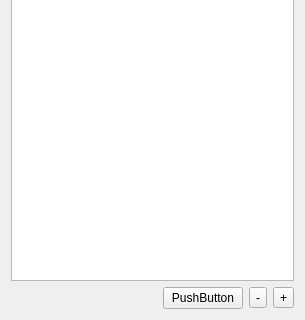
Old version of the form src/contactlist.ui in the repository ZestyMeta/qontacts; both pictures show x 0 to 305 and y 145 to 465 of the 305 by 465 pixel window.
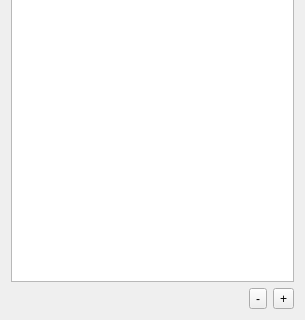
New version of the form.

Diff of the .ui file:
```diff
--- a/src/contactlist.ui
+++ b/src/contactlist.ui
@@ -67,13 +67,6 @@
        </property>
       </spacer>
      </item>
-     <item>
-      <widget class="QPushButton" name="pushButton">
-       <property name="text">
-        <string>PushButton</string>
-       </property>
-      </widget>
-     </item>
      <item>
       <widget class="QToolButton" name="removeContact">
        <property name="text">
```
Left out of the diff: 6 changed lines with no effect on the pictures.
